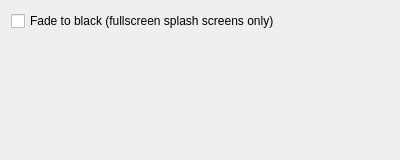
First picture: the form in contents/ui/config.ui, repository kwin-scripts/kwin-tiling, before the edit.
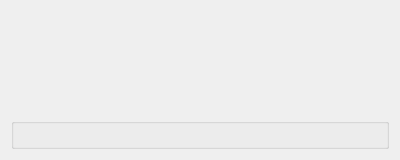
Second picture: the form after the edit. Custom widgets are drawn as their Qt base class.

Commit message:
Enable configuration through UI.
This needs a couple of workarounds:

- Qt won't convert a QStringList to an Array, instead giving an utterly
  useless QVariant(QStringList) (without any methods and presumably only
  containing the pointer)

- The config group _needs_ to be empty, else it's not accessible from
  the javascript side

The edit to the form file:
```diff
--- a/contents/ui/config.ui
+++ b/contents/ui/config.ui
@@ -11,13 +11,6 @@
    </rect>
   </property>
   <layout class="QVBoxLayout" name="verticalLayout">
-   <item>
-    <widget class="QCheckBox" name="kcfg_FadeToBlack">
-     <property name="text">
-      <string>Fade to black (fullscreen splash screens only)</string>
-     </property>
-    </widget>
-   </item>
    <item>
     <spacer name="verticalSpacer">
      <property name="orientation">
@@ -31,8 +24,22 @@
      </property>
     </spacer>
    </item>
+   <item>
+    <widget class="KEditListBox" name="kcfg_floaters">
+     <property name="buttons">
+      <set>KEditListBox::Add|KEditListBox::Remove</set>
+     </property>
+    </widget>
+   </item>
   </layout>
  </widget>
+ <customwidgets>
+  <customwidget>
+   <class>KEditListBox</class>
+   <extends>QGroupBox</extends>
+   <header>keditlistbox.h</header>
+  </customwidget>
+ </customwidgets>
  <resources/>
  <connections/>
 </ui>
```
The commit also changes 5 other files.
